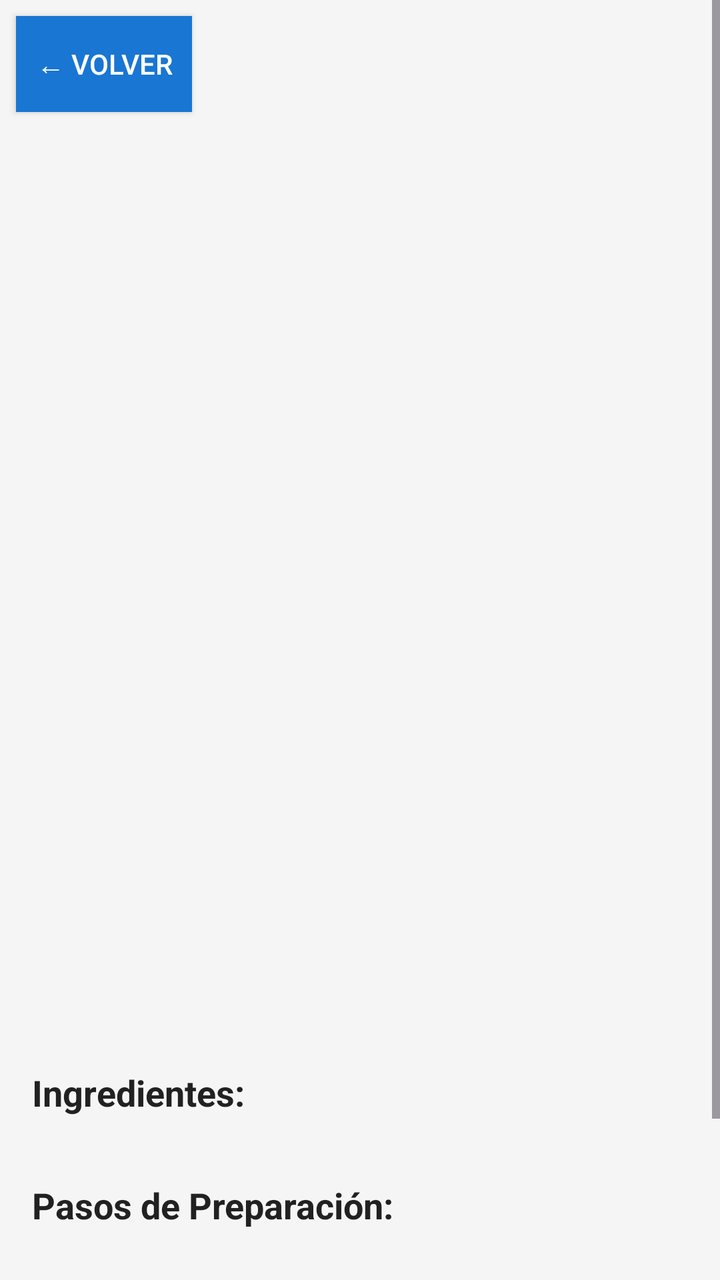
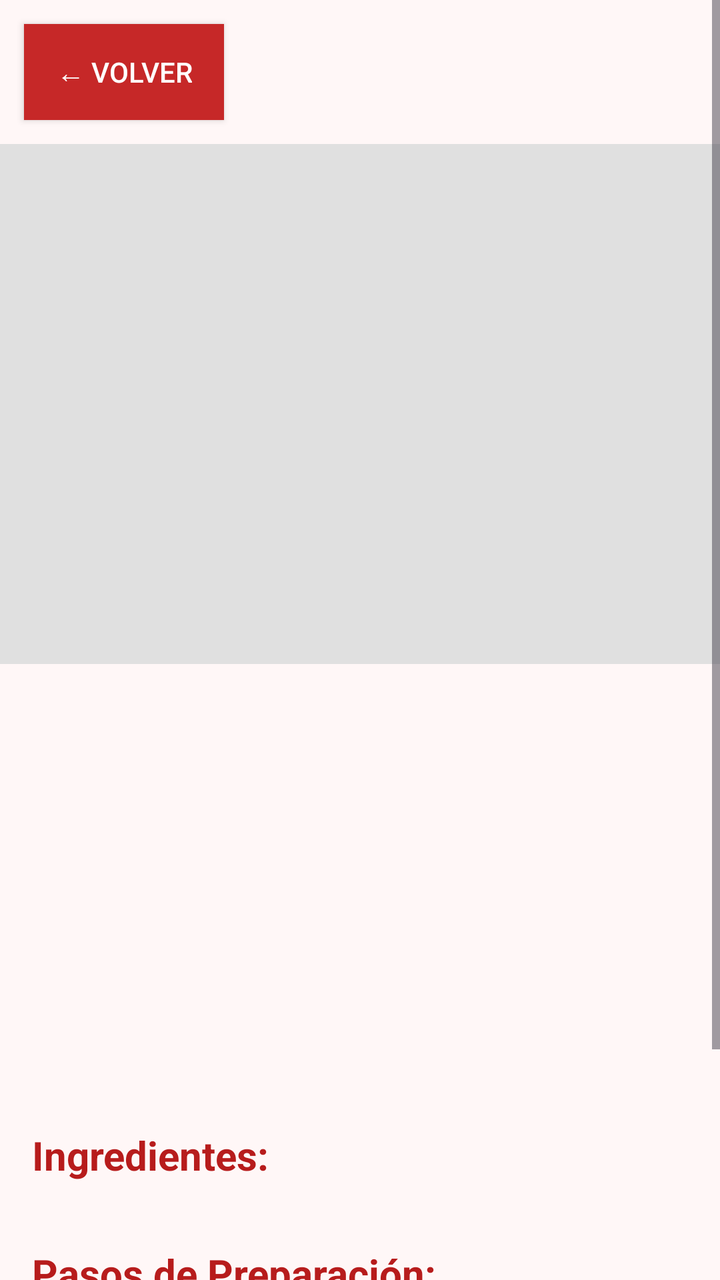

Before-and-after screenshots of an Android layout around one commit, followed by the original layout XML and the change that was made.
<!-- AndroidManifest.xml: application theme Theme.Bibliotecadigital -->
<!-- res/layout/activity_recipe_detail.xml -->
<?xml version="1.0" encoding="utf-8"?>
<ScrollView xmlns:android="http://schemas.android.com/apk/res/android"
    android:layout_width="match_parent"
    android:layout_height="match_parent"
    android:background="#F5F5F5">

    <LinearLayout
        android:layout_width="match_parent"
        android:layout_height="wrap_content"
        android:orientation="vertical">

        <Button
            android:id="@+id/backButton"
            android:layout_width="wrap_content"
            android:layout_height="wrap_content"
            android:text="← Volver"
            android:layout_margin="8dp"
            android:background="#1976D2"
            android:textColor="@android:color/white" />

        <ImageView
            android:id="@+id/recipeImageView"
            android:layout_width="match_parent"
            android:layout_height="250dp"
            android:scaleType="centerCrop"
            android:contentDescription="Imagen de receta" />

        <LinearLayout
            android:layout_width="match_parent"
            android:layout_height="wrap_content"
            android:orientation="vertical"
            android:padding="16dp">

            <TextView
                android:id="@+id/recipeNameTextView"
                android:layout_width="match_parent"
                android:layout_height="wrap_content"
                android:textSize="28sp"
                android:textStyle="bold"
                android:textColor="#212121"
                android:layout_marginBottom="8dp" />

            <TextView
                android:id="@+id/recipeCategoryTextView"
                android:layout_width="match_parent"
                android:layout_height="wrap_content"
                android:textSize="14sp"
                android:textColor="#757575"
                android:layout_marginBottom="8dp" />

            <TextView
                android:id="@+id/recipeTimeTextView"
                android:layout_width="match_parent"
                android:layout_height="wrap_content"
                android:textSize="14sp"
                android:textColor="#757575"
                android:layout_marginBottom="8dp" />

            <TextView
                android:id="@+id/recipeDifficultyTextView"
                android:layout_width="match_parent"
                android:layout_height="wrap_content"
                android:textSize="14sp"
                android:textColor="#757575"
                android:layout_marginBottom="16dp" />

            <TextView
                android:id="@+id/recipeDescriptionTextView"
                android:layout_width="match_parent"
                android:layout_height="wrap_content"
                android:textSize="16sp"
                android:textColor="#212121"
                android:layout_marginBottom="16dp" />
        </LinearLayout>

        <TextView
            android:layout_width="match_parent"
            android:layout_height="wrap_content"
            android:text="Ingredientes:"
            android:textStyle="bold"
            android:textSize="18sp"
            android:textColor="#212121"
            android:padding="16dp"
            android:paddingBottom="8dp" />

        <ListView
            android:id="@+id/ingredientsListView"
            android:layout_width="match_parent"
            android:layout_height="wrap_content"
            android:enabled="false"
            android:layout_marginStart="16dp"
            android:layout_marginEnd="16dp" />

        <TextView
            android:layout_width="match_parent"
            android:layout_height="wrap_content"
            android:text="Pasos de Preparación:"
            android:textStyle="bold"
            android:textSize="18sp"
            android:textColor="#212121"
            android:padding="16dp"
            android:paddingBottom="8dp"
            android:paddingTop="24dp" />

        <ListView
            android:id="@+id/stepsListView"
            android:layout_width="match_parent"
            android:layout_height="wrap_content"
            android:enabled="false"
            android:layout_marginStart="16dp"
            android:layout_marginEnd="16dp"
            android:layout_marginBottom="16dp" />

        <Button
            android:id="@+id/addFavoriteButton"
            android:layout_width="match_parent"
            android:layout_height="wrap_content"
            android:text="🤍 Agregar a Favoritos"
            android:layout_margin="16dp"
            android:padding="16dp"
            android:background="#1976D2"
            android:textColor="@android:color/white"
            android:textSize="16sp" />

    </LinearLayout>

</ScrollView>
<!-- resources referenced by this layout -->
<resources>
  <style name="Theme.Bibliotecadigital" parent="Base.Theme.Bibliotecadigital" />
  <style name="Base.Theme.Bibliotecadigital" parent="Theme.Material3.DayNight.NoActionBar">
          
          
      </style>
</resources>

<!-- the commit's change to res/layout/activity_recipe_detail.xml (unified diff, before → after) -->
@@ -2,84 +2,93 @@
 <ScrollView xmlns:android="http://schemas.android.com/apk/res/android"
     android:layout_width="match_parent"
     android:layout_height="match_parent"
-    android:background="#F5F5F5">
+    android:background="#FFF7F7"> 
 
     <LinearLayout
         android:layout_width="match_parent"
         android:layout_height="wrap_content"
         android:orientation="vertical">
 
+        
         <Button
             android:id="@+id/backButton"
             android:layout_width="wrap_content"
             android:layout_height="wrap_content"
             android:text="← Volver"
-            android:layout_margin="8dp"
-            android:background="#1976D2"
-            android:textColor="@android:color/white" />
+            android:layout_margin="12dp"
+            android:paddingLeft="16dp"
+            android:paddingRight="16dp"
+            android:background="#C62828"
+            android:textColor="@android:color/white"
+            android:elevation="4dp" />
 
+        
         <ImageView
             android:id="@+id/recipeImageView"
             android:layout_width="match_parent"
-            android:layout_height="250dp"
+            android:layout_height="260dp"
             android:scaleType="centerCrop"
-            android:contentDescription="Imagen de receta" />
+            android:contentDescription="Imagen de receta"
+            android:background="#E0E0E0" />
 
+        
         <LinearLayout
             android:layout_width="match_parent"
             android:layout_height="wrap_content"
             android:orientation="vertical"
-            android:padding="16dp">
+            android:padding="20dp">
 
             <TextView
                 android:id="@+id/recipeNameTextView"
                 android:layout_width="match_parent"
                 android:layout_height="wrap_content"
-                android:textSize="28sp"
+                android:textSize="30sp"
                 android:textStyle="bold"
-                android:textColor="#212121"
+                android:textColor="#B71C1C"
                 android:layout_marginBottom="8dp" />
 
             <TextView
                 android:id="@+id/recipeCategoryTextView"
                 android:layout_width="match_parent"
                 android:layout_height="wrap_content"
-                android:textSize="14sp"
-                android:textColor="#757575"
-                android:layout_marginBottom="8dp" />
+                android:textSize="15sp"
+                android:textColor="#8D6E63"
+                android:layout_marginBottom="6dp" />
 
             <TextView
                 android:id="@+id/recipeTimeTextView"
                 android:layout_width="match_parent"
                 android:layout_height="wrap_content"
-                android:textSize="14sp"
-                android:textColor="#757575"
-                android:layout_marginBottom="8dp" />
+                android:textSize="15sp"
+                android:textColor="#8D6E63"
+                android:layout_marginBottom="6dp" />
 
             <TextView
                 android:id="@+id/recipeDifficultyTextView"
                 android:layout_width="match_parent"
                 android:layout_height="wrap_content"
-                android:textSize="14sp"
-                android:textColor="#757575"
+                android:textSize="15sp"
+                android:textColor="#8D6E63"
                 android:layout_marginBottom="16dp" />
 
             <TextView
                 android:id="@+id/recipeDescriptionTextView"
                 android:layout_width="match_parent"
                 android:layout_height="wrap_content"
-                android:textSize="16sp"
-                android:textColor="#212121"
+                android:textSize="17sp"
+                android:textColor="#4E342E"
+                android:lineSpacingExtra="4dp"
                 android:layout_marginBottom="16dp" />
         </LinearLayout>
 
+        
         <TextView
             android:layout_width="match_parent"
             android:layout_height="wrap_content"
             android:text="Ingredientes:"
             android:textStyle="bold"
-            android:textSize="18sp"
-            android:textColor="#212121"
+            android:textSize="20sp"
+            android:textColor="#B71C1C"
             android:padding="16dp"
             android:paddingBottom="8dp" />
 
@@ -88,39 +97,46 @@
             android:layout_width="match_parent"
             android:layout_height="wrap_content"
             android:enabled="false"
-            android:layout_marginStart="16dp"
-            android:layout_marginEnd="16dp" />
+            android:divider="#FFCDD2"
+            android:dividerHeight="1dp"
+            android:layout_marginStart="20dp"
+            android:layout_marginEnd="20dp" />
 
+        
         <TextView
             android:layout_width="match_parent"
             android:layout_height="wrap_content"
             android:text="Pasos de Preparación:"
             android:textStyle="bold"
-            android:textSize="18sp"
-            android:textColor="#212121"
+            android:textSize="20sp"
+            android:textColor="#B71C1C"
             android:padding="16dp"
-            android:paddingBottom="8dp"
-            android:paddingTop="24dp" />
+            android:paddingTop="24dp"
+            android:paddingBottom="8dp" />
 
         <ListView
             android:id="@+id/stepsListView"
             android:layout_width="match_parent"
             android:layout_height="wrap_content"
             android:enabled="false"
-            android:layout_marginStart="16dp"
-            android:layout_marginEnd="16dp"
+            android:divider="#FFCDD2"
+            android:dividerHeight="1dp"
+            android:layout_marginStart="20dp"
+            android:layout_marginEnd="20dp"
             android:layout_marginBottom="16dp" />
 
+        
         <Button
             android:id="@+id/addFavoriteButton"
             android:layout_width="match_parent"
             android:layout_height="wrap_content"
             android:text="🤍 Agregar a Favoritos"
-            android:layout_margin="16dp"
-            android:padding="16dp"
-            android:background="#1976D2"
+            android:layout_margin="20dp"
+            android:padding="18dp"
+            android:background="#C62828"
             android:textColor="@android:color/white"
-            android:textSize="16sp" />
+            android:textSize="17sp"
+            android:elevation="4dp" />
 
     </LinearLayout>
 
